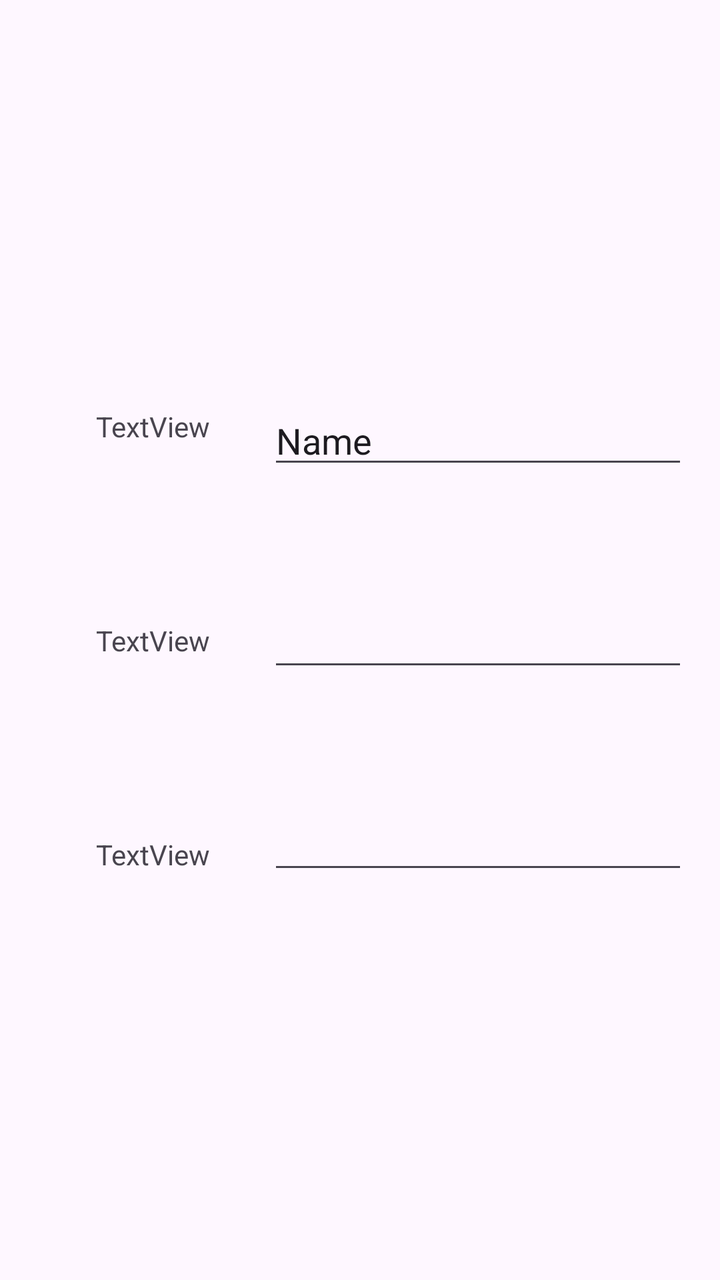
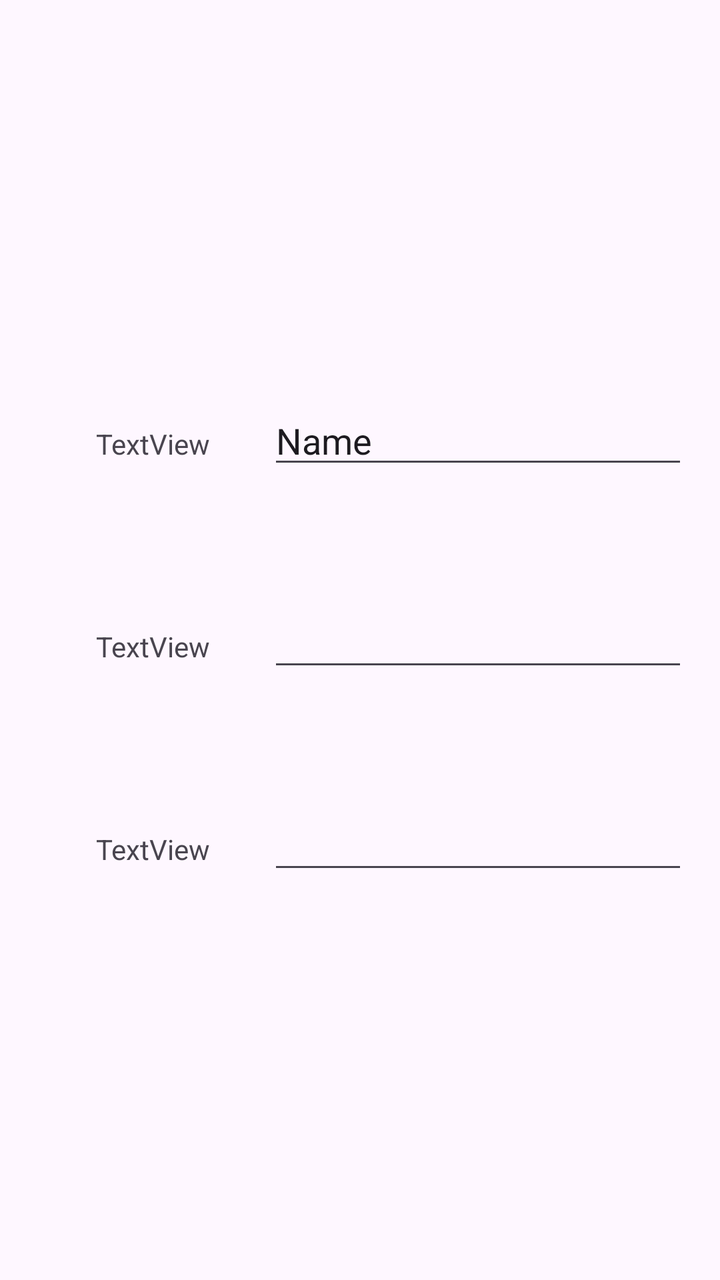

Screens rendered from an Android XML layout before and after an edit, with the pre-edit source and the edit as a unified diff.
<!-- AndroidManifest.xml: application theme Theme.FormularzZBariera -->
<!-- res/layout/activity_main.xml -->
<?xml version="1.0" encoding="utf-8"?>
<androidx.constraintlayout.widget.ConstraintLayout xmlns:android="http://schemas.android.com/apk/res/android"
    xmlns:app="http://schemas.android.com/apk/res-auto"
    xmlns:tools="http://schemas.android.com/tools"
    android:id="@+id/main"
    android:layout_width="match_parent"
    android:layout_height="match_parent"
    android:padding="16dp"
    tools:context=".MainActivity">

    <EditText
        android:id="@+id/etEmail"
        android:layout_width="wrap_content"
        android:layout_height="wrap_content"
        android:ems="10"
        android:inputType="textEmailAddress"
        app:layout_constraintBottom_toBottomOf="parent"
        app:layout_constraintEnd_toEndOf="parent"
        app:layout_constraintTop_toTopOf="parent" />

    <EditText
        android:id="@+id/etName"
        android:layout_width="wrap_content"
        android:layout_height="wrap_content"
        android:layout_marginBottom="60dp"
        android:ems="10"
        android:inputType="text"
        android:text="Name"
        app:layout_constraintBottom_toTopOf="@+id/etEmail"
        app:layout_constraintEnd_toEndOf="parent" />

    <EditText
        android:id="@+id/etPhoneNumber"
        android:layout_width="wrap_content"
        android:layout_height="wrap_content"
        android:layout_marginTop="60dp"
        android:ems="10"
        android:inputType="phone"
        app:layout_constraintEnd_toEndOf="parent"
        app:layout_constraintTop_toBottomOf="@+id/etEmail" />

    <TextView
        android:id="@+id/tvEmail"
        android:layout_width="wrap_content"
        android:layout_height="wrap_content"
        android:layout_marginStart="32dp"
        android:text="TextView"
        app:layout_constraintBottom_toBottomOf="parent"
        app:layout_constraintStart_toStartOf="parent"
        app:layout_constraintTop_toTopOf="parent" />

    <TextView
        android:id="@+id/tvName"
        android:layout_width="wrap_content"
        android:layout_height="wrap_content"
        android:layout_marginStart="32dp"
        android:layout_marginBottom="88dp"
        android:text="TextView"
        app:layout_constraintBottom_toTopOf="@+id/tvEmail"
        app:layout_constraintStart_toStartOf="parent" />

    <TextView
        android:id="@+id/tvPhoneNumber"
        android:layout_width="wrap_content"
        android:layout_height="wrap_content"
        android:layout_marginStart="32dp"
        android:layout_marginTop="88dp"
        android:text="TextView"
        app:layout_constraintStart_toStartOf="parent"
        app:layout_constraintTop_toBottomOf="@+id/tvEmail" />
</androidx.constraintlayout.widget.ConstraintLayout>
<!-- resources referenced by this layout -->
<resources>
  <style name="Theme.FormularzZBariera" parent="Base.Theme.FormularzZBariera" />
  <style name="Base.Theme.FormularzZBariera" parent="Theme.Material3.DayNight.NoActionBar">
          
          
      </style>
</resources>

<!-- the commit's change to res/layout/activity_main.xml (unified diff, before → after) -->
@@ -47,7 +47,9 @@
         android:text="TextView"
         app:layout_constraintBottom_toBottomOf="parent"
         app:layout_constraintStart_toStartOf="parent"
-        app:layout_constraintTop_toTopOf="parent" />
+        app:layout_constraintTop_toTopOf="parent"
+        app:layout_constraintBaseline_toBaselineOf = "@id/etEmail"/>
+
 
     <TextView
         android:id="@+id/tvName"
@@ -57,7 +59,8 @@
         android:layout_marginBottom="88dp"
         android:text="TextView"
         app:layout_constraintBottom_toTopOf="@+id/tvEmail"
-        app:layout_constraintStart_toStartOf="parent" />
+        app:layout_constraintStart_toStartOf="parent"
+        app:layout_constraintBaseline_toBaselineOf = "@id/etName"/>
 
     <TextView
         android:id="@+id/tvPhoneNumber"
@@ -67,5 +70,6 @@
         android:layout_marginTop="88dp"
         android:text="TextView"
         app:layout_constraintStart_toStartOf="parent"
-        app:layout_constraintTop_toBottomOf="@+id/tvEmail" />
+        app:layout_constraintTop_toBottomOf="@+id/tvEmail"
+        app:layout_constraintBaseline_toBaselineOf = "@id/etPhoneNumber"/>
 </androidx.constraintlayout.widget.ConstraintLayout>
